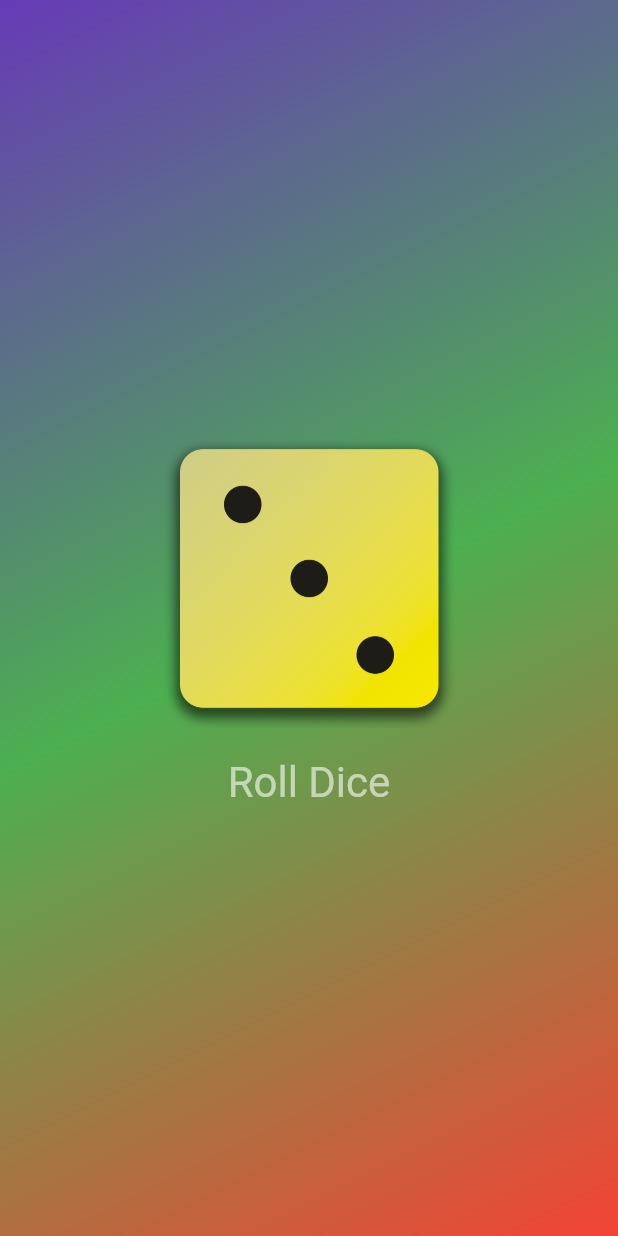
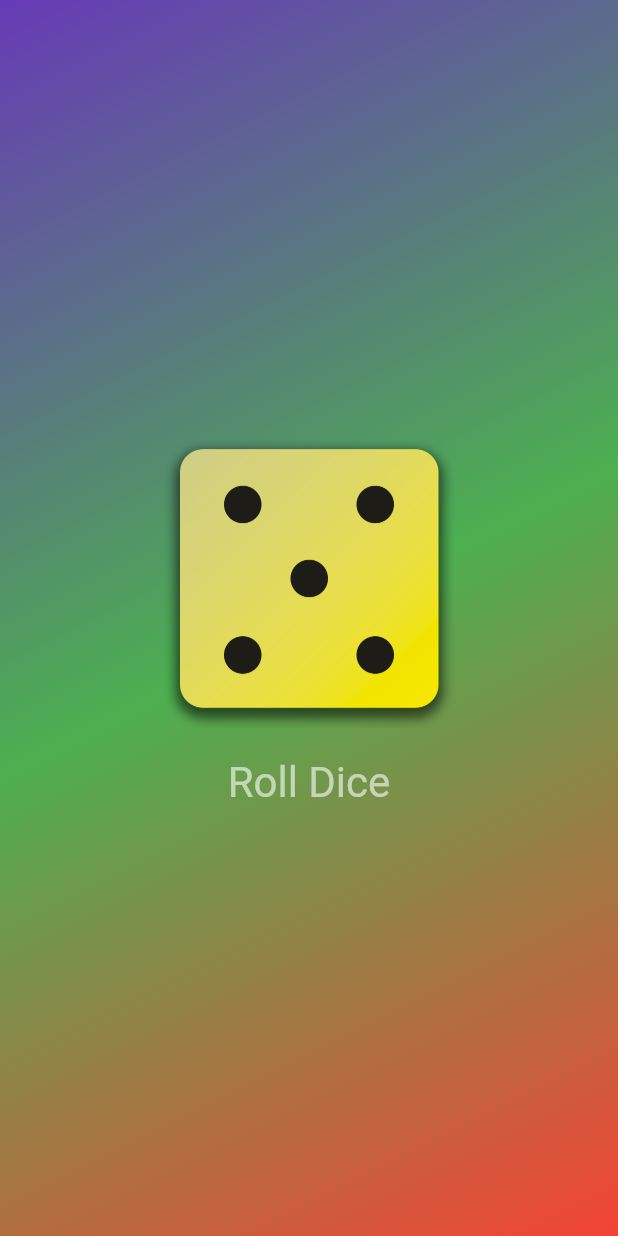
Before and after one commit to Dogcy/FirstFlutterProj, a Flutter app: the screen it shows after launch, after a tap on "Roll Dice", on a phone screen of 412 x 824 dp. Run offline on Flutter 3.47's test engine with Material 3 defaults, Android fonts, the phone set to English and light mode, and no system bars.

Commit message:
狀態註解

```diff
--- a/lib/dice_roller.dart
+++ b/lib/dice_roller.dart
@@ -1,10 +1,20 @@
 import 'package:flutter/material.dart';
-
+import 'dart:math';
 //針對StatefulWidget 會有兩個類別
 
+
+// random類別 不需要重新創建 增加效能
+final randomizer = Random();
+
+
+// Stateful有兩個固定的class
+// 一個是屬於私有的 一個控制狀態
+// 如這邊就偏向是狀態狀態
 class DiceRoller extends StatefulWidget {
   const DiceRoller({super.key});
 
+
+  // 主要返回一個狀態
   @override
   State<DiceRoller> createState() {
     return _DiceRollerState();
@@ -12,16 +22,16 @@ class DiceRoller extends StatefulWidget {
 }
 
 // _DiceRollerState 前面的底線代表私有變數  private
+// 這邊主要是建構    class DiceRoller 控制狀態
 class _DiceRollerState extends State<DiceRoller> {
-  var activeDiceImage = 'assets/images/dice-4.png';
+  //預設
+  var currentDiceRoll = 1;
 
   void rollDice() {
-    activeDiceImage = 'assets/images/dice-3.png';
-
+    // 更新畫面使用
     setState(() {
-      activeDiceImage = 'assets/images/dice-3.png';
+      currentDiceRoll = randomizer.nextInt(6) + 1;
     });
-
   }
 
   @override
@@ -30,7 +40,7 @@ class _DiceRollerState extends State<DiceRoller> {
       mainAxisSize: MainAxisSize.min,
       children: [
         Image.asset(
-          activeDiceImage,
+          'assets/images/dice-$currentDiceRoll.png',
           width: 200,
         ),
         TextButton(
```
